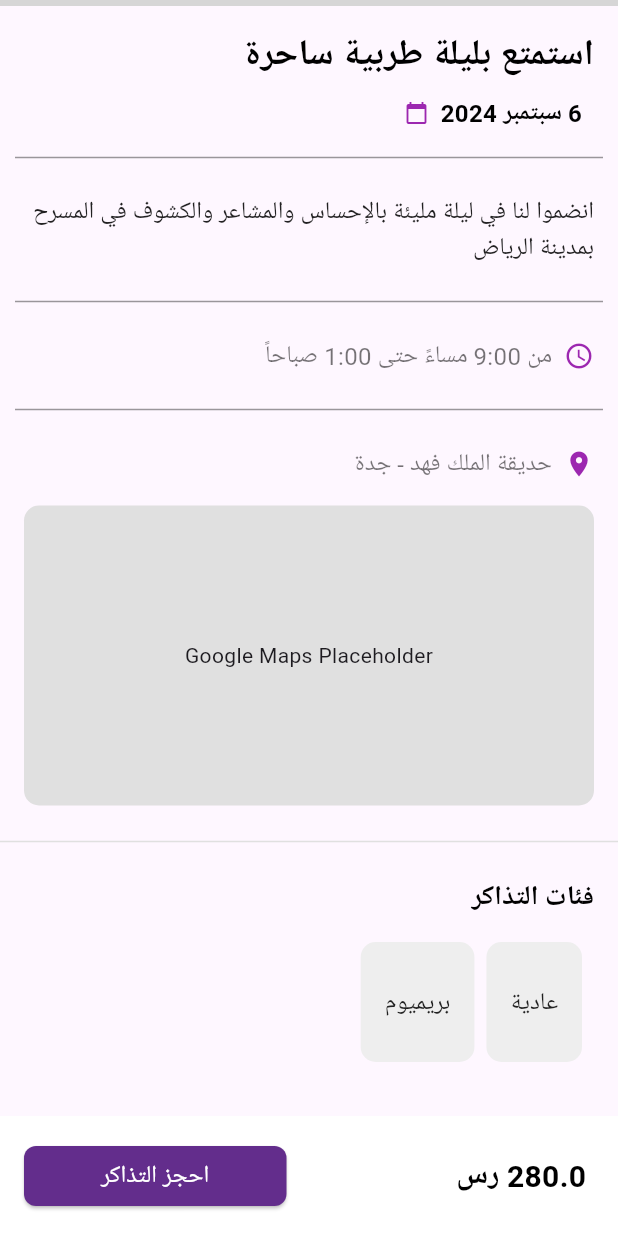
After one commit to YousefAl-Ahmed/Just-Tickets, a Flutter app: the EventDetailsPage screen opened directly, scrolled down 246 dp, after a tap on "احجز التذاكر", on a phone screen of 412 x 824 dp. The commit adds this screen. Run offline on Flutter 3.47's test engine with Material 3 defaults, Android fonts, the phone set to English and light mode, and no system bars; our stand-ins replace cloud_firestore, firebase_auth, firebase_core, flutter_riverpod, flutter_svg, google_fonts and 3 more; accounts and stored records are empty; network calls fail; grey boxes are pictures that could not be loaded.

Commit message:
event details

```diff
--- a/lib/classes/event.dart
+++ b/lib/classes/event.dart
@@ -64,4 +64,6 @@ class Event {
       availableTickets: data['availableTickets'] as int,
     );
   }
+
+  get state => null;
 }
--- a/lib/features/dashboard/screens/dashboard.dart
+++ b/lib/features/dashboard/screens/dashboard.dart
@@ -1,19 +1,20 @@
 import 'package:flutter/material.dart';
-
+import 'package:just_tickets/features/dashboard/screens/event_details_page.dart';
 import 'package:just_tickets/features/dashboard/widgets/custom_app_bar.dart';
 import 'package:just_tickets/features/dashboard/widgets/filter_row.dart';
 import '../widgets/circle_filter.dart'; // Import the reusable CircleFilter widget
 import 'package:just_tickets/constants/assets.dart'; // Assuming icons are stored in Assets class
 
 import 'package:flutter_riverpod/flutter_riverpod.dart';
-import 'package:just_tickets/core/providers/login_register_providers.dart';
+import 'package:just_tickets/core/providers/event_providers.dart'; // Import event providers
 
 class DashboardPage extends ConsumerWidget {
   const DashboardPage({super.key});
 
   @override
   Widget build(BuildContext context, WidgetRef ref) {
-    final user = ref.watch(authStateNotifierProvider);
+    final eventsAsyncValue =
+        ref.watch(eventsProvider); // Watch the events provider
 
     return Scaffold(
       appBar: CustomAppBar(), // Your custom AppBar
@@ -22,24 +23,36 @@ class DashboardPage extends ConsumerWidget {
         padding: const EdgeInsets.only(top: 20.0), // 20px below the AppBar
         child: Column(
           children: [
-            const Row(
+            Row(
               mainAxisAlignment: MainAxisAlignment.start,
               children: [
                 CircleFilter(
-                  iconAsset: Assets.theater, // Path to your icon
-                  label: 'المسرحيات',
+                  iconAsset: Assets.concerts, // Path to your icon
+                  label: 'الحفلات',
+                  onTap: () {
+                    Navigator.push(
+                      context,
+                      MaterialPageRoute(
+                        builder: (context) =>
+                            EventDetailsPage(), // The page to navigate to
+                      ),
+                    );
+                  }, // Empty callback for now
                 ),
                 CircleFilter(
                   iconAsset: Assets.concerts, // Path to your icon
                   label: 'الحفلات',
+                  onTap: () {}, // Empty callback for now
                 ),
                 CircleFilter(
                   iconAsset: Assets.sports, // Path to your icon
                   label: 'الرياضة',
+                  onTap: () {}, // Empty callback for now
                 ),
                 CircleFilter(
                   iconAsset: Assets.featuredEvents, // Path to your icon
                   label: 'الفعاليات المميزة',
+                  onTap: () {}, // Empty callback for now
                 ),
               ],
             ),
@@ -47,7 +60,6 @@ class DashboardPage extends ConsumerWidget {
               crossAxisAlignment:
                   CrossAxisAlignment.start, // Align text to the right (RTL)
               children: [
-                // const SizedBox(height: 20), // Add padding before title
                 Padding(
                   padding: const EdgeInsets.only(right: 20.0),
                   child: Text(
@@ -61,8 +73,13 @@ class DashboardPage extends ConsumerWidget {
                 const SizedBox(
                     height: 20), // Space between title and filter row
 
-                // Now we move to the filter row (three filter buttons)
+                // Filter row (three filter buttons)
                 const FilterRow(),
+
+                // Add space before event list
+                const SizedBox(height: 20),
+
+                // Event List
               ],
             ),
           ],
--- /dev/null
+++ b/lib/features/dashboard/screens/event_details_page.dart
@@ -0,0 +1,260 @@
+import 'package:flutter/material.dart';
+
+class EventDetailsPage extends StatelessWidget {
+  const EventDetailsPage({Key? key}) : super(key: key);
+
+  @override
+  Widget build(BuildContext context) {
+    // Sample data to be replaced with real data
+    final eventTitle = 'استمتع بليلة طربية ساحرة';
+    final eventDate = '6 سبتمبر 2024';
+    final eventDescription =
+        'انضموا لنا في ليلة مليئة بالإحساس والمشاعر والكشوف في المسرح بمدينة الرياض';
+    final eventTime = 'من 9:00 مساءً حتى 1:00 صباحاً';
+    final locationName = 'حديقة الملك فهد - جدة';
+    final ticketClasses = ['عادية', 'بريميوم'];
+    final price = 280.0;
+    final imageUrls = [
+      'https://picsum.photos/200',
+      'https://picsum.photos/200'
+    ]; // Sample image URLs
+
+    return Scaffold(
+      body: Stack(
+        children: [
+          SingleChildScrollView(
+            child: Column(
+              crossAxisAlignment: CrossAxisAlignment.start,
+              children: [
+                // Image Carousel
+                Container(
+                  height: 250,
+                  child: PageView.builder(
+                    itemCount: imageUrls.length,
+                    itemBuilder: (context, index) {
+                      return Image.network(
+                        imageUrls[index],
+                        fit: BoxFit.cover,
+                      );
+                    },
+                  ),
+                ),
+                const SizedBox(height: 16),
+
+                // Event Title and Date
+                Padding(
+                  padding: const EdgeInsets.symmetric(horizontal: 16.0),
+                  child: Column(
+                    crossAxisAlignment: CrossAxisAlignment.start,
+                    children: [
+                      Text(
+                        eventTitle,
+                        style: const TextStyle(
+                          fontSize: 24,
+                          fontWeight: FontWeight.bold,
+                          color: Colors.black,
+                        ),
+                      ),
+                      const SizedBox(height: 8),
+                      Row(
+                        children: [
+                          const SizedBox(width: 8),
+                          Text(
+                            eventDate,
+                            style: const TextStyle(
+                              fontSize: 16,
+                              color: Colors.black,
+                              fontWeight: FontWeight.bold,
+                            ),
+                          ),
+                          const Padding(
+                            padding: EdgeInsets.symmetric(horizontal: 8.0),
+                            child: Icon(Icons.calendar_today,
+                                size: 16, color: Colors.purple),
+                          ),
+                        ],
+                      ),
+                    ],
+                  ),
+                ),
+                const SizedBox(height: 10),
+                const Divider(
+                  thickness: 1,
+                  color: const Color.fromARGB(100, 0, 0, 0),
+                  endIndent: 10,
+                  indent: 10,
+                ),
+
+                // Event Description
+                Padding(
+                  padding: const EdgeInsets.all(16.0),
+                  child: Text(
+                    eventDescription,
+                    style: TextStyle(
+                      fontSize: 16,
+                      color: Colors.black87,
+                    ),
+                  ),
+                ),
+                const Divider(
+                  thickness: 1,
+                  color: const Color.fromARGB(100, 0, 0, 0),
+                  endIndent: 10,
+                  indent: 10,
+                ),
+
+                // Event Times
+                Padding(
+                  padding: const EdgeInsets.all(16.0),
+                  child: Row(
+                    children: [
+                      Icon(Icons.access_time, size: 20, color: Colors.purple),
+                      const SizedBox(width: 8),
+                      Text(
+                        eventTime,
+                        style: TextStyle(
+                          fontSize: 16,
+                          color: Colors.black54,
+                        ),
+                      ),
+                    ],
+                  ),
+                ),
+                const Divider(
+                  thickness: 1,
+                  color: const Color.fromARGB(100, 0, 0, 0),
+                  endIndent: 10,
+                  indent: 10,
+                ),
+
+                // Location and Google Maps Placeholder
+                Padding(
+                  padding: const EdgeInsets.all(16.0),
+                  child: Column(
+                    crossAxisAlignment: CrossAxisAlignment.start,
+                    children: [
+                      Row(
+                        children: [
+                          Icon(Icons.location_on,
+                              size: 20, color: Colors.purple),
+                          const SizedBox(width: 8),
+                          Text(
+                            locationName,
+                            style: TextStyle(
+                              fontSize: 16,
+                              color: Colors.black54,
+                            ),
+                          ),
+                        ],
+                      ),
+                      const SizedBox(height: 16),
+                      Container(
+                        height: 200,
+                        decoration: BoxDecoration(
+                          borderRadius: BorderRadius.circular(10),
+                          color:
+                              Colors.grey[300], // Placeholder for Google Maps
+                        ),
+                        child: Center(child: Text('Google Maps Placeholder')),
+                      ),
+                    ],
+                  ),
+                ),
+                Divider(thickness: 1, color: Colors.grey[300]),
+
+                // Ticket Classes (Horizontal Scroll)
+                Padding(
+                  padding: const EdgeInsets.all(16.0),
+                  child: Column(
+                    crossAxisAlignment: CrossAxisAlignment.start,
+                    children: [
+                      Text(
+                        'فئات التذاكر',
+                        style: TextStyle(
+                          fontSize: 18,
+                          fontWeight: FontWeight.bold,
+                          color: Colors.black,
+                        ),
+                      ),
+                      const SizedBox(height: 16),
+                      SizedBox(
+                        height: 80,
+                        child: ListView.builder(
+                          scrollDirection: Axis.horizontal,
+                          itemCount: ticketClasses.length,
+                          itemBuilder: (context, index) {
+                            return Container(
+                              margin: const EdgeInsets.only(right: 8.0),
+                              padding: const EdgeInsets.all(16.0),
+                              decoration: BoxDecoration(
+                                borderRadius: BorderRadius.circular(10),
+                                color: Colors.grey[200],
+                              ),
+                              child: Center(
+                                child: Text(
+                                  ticketClasses[index],
+                                  style: TextStyle(
+                                    fontSize: 16,
+                                    color: Colors.black87,
+                                  ),
+                                ),
+                              ),
+                            );
+                          },
+                        ),
+                      ),
+                    ],
+                  ),
+                ),
+                const SizedBox(height: 100), // Add space at the bottom
+              ],
+            ),
+          ),
+          // Bottom Fixed Bar
+          Positioned(
+            bottom: 0,
+            left: 0,
+            right: 0,
+            child: Container(
+              height: 80,
+              color: Colors.white,
+              padding:
+                  const EdgeInsets.symmetric(horizontal: 16.0, vertical: 16.0),
+              child: Row(
+                mainAxisAlignment: MainAxisAlignment.spaceBetween,
+                children: [
+                  Text(
+                    ' $price رس',
+                    style: TextStyle(
+                      fontSize: 20,
+                      fontWeight: FontWeight.bold,
+                      color: Colors.black,
+                    ),
+                  ),
+                  ElevatedButton(
+                    onPressed: () {},
+                    child: Text(
+                      'احجز التذاكر',
+                      style: TextStyle(
+                        fontSize: 16,
+                        color: Colors.white,
+                      ),
+                    ),
+                    style: ElevatedButton.styleFrom(
+                      backgroundColor: Color(0xFF632D8C),
+                      minimumSize: Size(175, 40), // Set the size of the button
+                      shape: RoundedRectangleBorder(
+                        borderRadius:
+                            BorderRadius.circular(8), // Set the corner curve
+                      ),
+                    ),
+                  ),
+                ],
+              ),
+            ),
+          ),
+        ],
+      ),
+    );
+  }
+}
--- a/lib/features/dashboard/widgets/circle_filter.dart
+++ b/lib/features/dashboard/widgets/circle_filter.dart
@@ -1,21 +1,23 @@
 import 'package:flutter/material.dart';
-import 'package:flutter/widgets.dart';
 import 'package:flutter_svg/svg.dart';
-import 'package:just_tickets/themes/app_theme.dart';
 
 class CircleFilter extends StatelessWidget {
   final String iconAsset; // The path to the icon asset
   final String label; // The text label under the circle
+  final VoidCallback onTap; // The callback function for tap
 
   const CircleFilter({
     Key? key,
     required this.iconAsset,
     required this.label,
+    required this.onTap, // Add the onTap parameter
   }) : super(key: key);
 
   @override
   Widget build(BuildContext context) {
-    return Padding(
+    return GestureDetector(
+      onTap: onTap, // Set the onTap callback
+      child: Padding(
         padding: const EdgeInsets.only(right: 10.0),
         child: Column(
           mainAxisSize: MainAxisSize.min,
@@ -65,6 +67,7 @@ class CircleFilter extends StatelessWidget {
             ),
           ],
         ),
+      ),
     );
   }
 }
```
Lines whose indentation alone changed are shown as unchanged.
